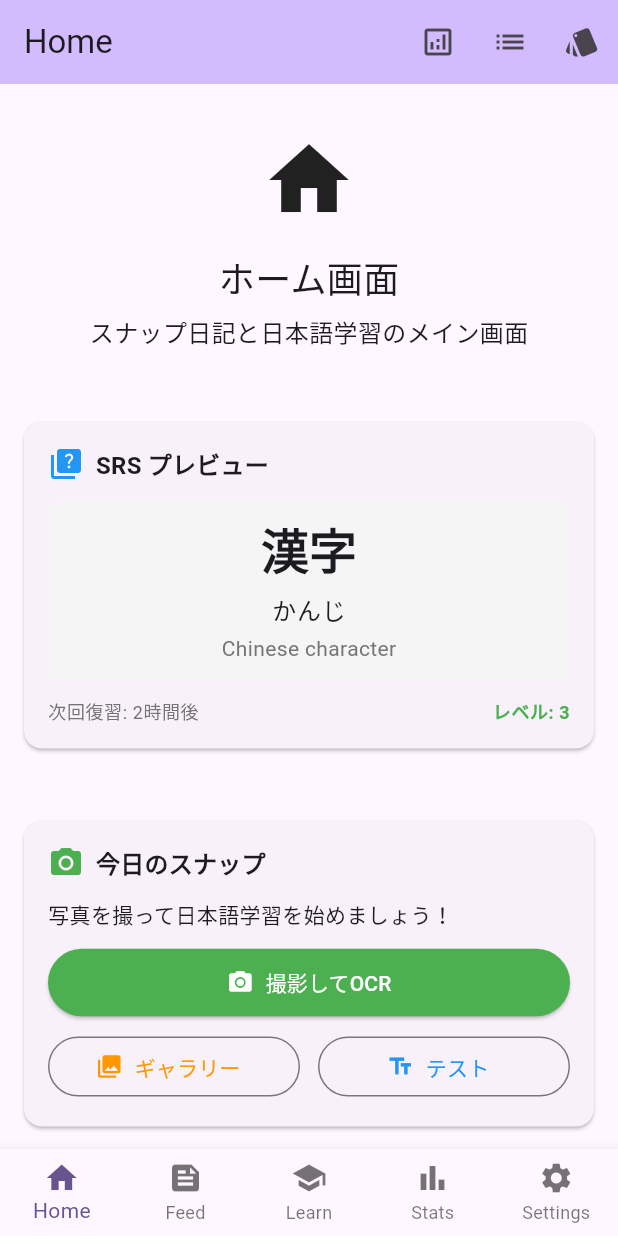
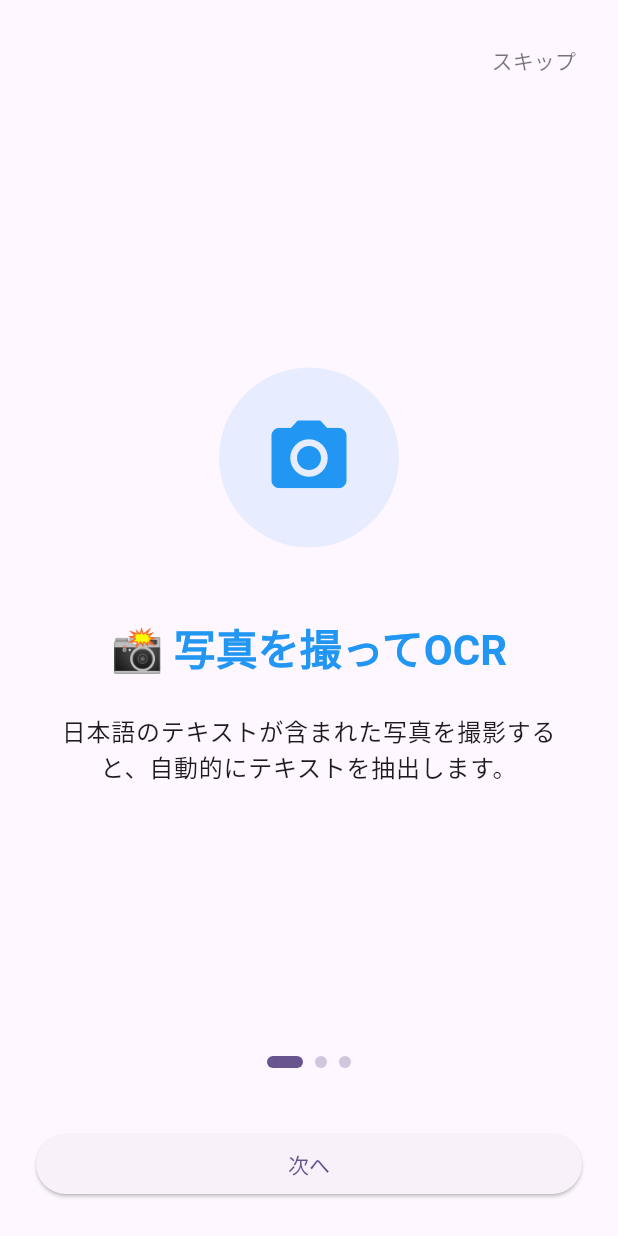
Before and after one commit to inami202rk-hub/snap_jp_learn_app, a Flutter app: the screen it shows after launch, on a phone screen of 412 x 824 dp. Run offline on Flutter 3.47's test engine with Material 3 defaults, Android fonts, the light colour scheme and no system bars; our stand-ins replace fl_chart, hive, hive_flutter, image_picker, permission_handler, shared_preferences and 1 more; missing offline and left inert: google_mlkit_text_recognition; accounts and stored records are empty.

Commit message:
feat: implement onboarding and tips system (PR-15)
- Add showcaseview dependency for interactive tips
- Create OnboardingService for state management with SharedPreferences
- Implement OnboardingPage with 3-step guided tour:
  - Photo capture and OCR
  - Learning card creation
  - SRS learning and statistics
- Add TipsWidget for contextual help with ShowCaseView
- Integrate onboarding flow in AppInitializer
- Add tips to HomePage camera button and StatsPage title
- Implement comprehensive test coverage for onboarding and tips
- Ensure proper state persistence and user experience

```diff
--- a/lib/app.dart
+++ b/lib/app.dart
@@ -1,12 +1,15 @@
 import 'package:flutter/material.dart';
 import 'package:provider/provider.dart';
+import 'package:showcaseview/showcaseview.dart';
 import 'features/settings/services/settings_service.dart';
 import 'pages/home_page.dart';
 import 'pages/feed_page.dart';
 import 'pages/learn_page.dart';
 import 'pages/stats_page.dart';
 import 'pages/settings_page.dart';
+import 'pages/onboarding_page.dart';
 import 'services/stats_service.dart';
+import 'services/onboarding_service.dart';
 import 'repositories/srs_repository.dart';
 import 'repositories/srs_repository_impl.dart';
 import 'repositories/post_repository.dart';
@@ -47,8 +50,57 @@ class SnapJpLearnApp extends StatelessWidget {
           colorScheme: ColorScheme.fromSeed(seedColor: Colors.deepPurple),
           useMaterial3: true,
         ),
-        home: const MainNavigationPage(),
+        home: const AppInitializer(),
       ),
+    );
+  }
+}
+
+/// アプリの初期化とオンボーディング判定を行うウィジェット
+class AppInitializer extends StatefulWidget {
+  const AppInitializer({super.key});
+
+  @override
+  State<AppInitializer> createState() => _AppInitializerState();
+}
+
+class _AppInitializerState extends State<AppInitializer> {
+  bool _isLoading = true;
+  bool _showOnboarding = false;
+
+  @override
+  void initState() {
+    super.initState();
+    _checkOnboardingStatus();
+  }
+
+  Future<void> _checkOnboardingStatus() async {
+    final isCompleted = await OnboardingService.isOnboardingCompleted();
+
+    if (mounted) {
+      setState(() {
+        _showOnboarding = !isCompleted;
+        _isLoading = false;
+      });
+    }
+  }
+
+  @override
+  Widget build(BuildContext context) {
+    if (_isLoading) {
+      return const Scaffold(
+        body: Center(
+          child: CircularProgressIndicator(),
+        ),
+      );
+    }
+
+    if (_showOnboarding) {
+      return const OnboardingPage();
+    }
+
+    return ShowCaseWidget(
+      builder: (context) => const MainNavigationPage(),
     );
   }
 }
--- a/lib/pages/home_page.dart
+++ b/lib/pages/home_page.dart
@@ -4,6 +4,7 @@ import 'package:provider/provider.dart';
 import 'package:image_picker/image_picker.dart';
 import '../features/settings/services/settings_service.dart';
 import '../widgets/srs_preview_card.dart';
+import '../widgets/tips_widget.dart';
 import '../services/ocr_service.dart';
 import '../services/ocr_service_mlkit.dart';
 import '../services/camera_permission_service.dart';
@@ -353,7 +354,13 @@ class _HomePageState extends State<HomePage> {
                         const Text('写真を撮って日本語学習を始めましょう！'),
                         const SizedBox(height: 12),
                         // メインの撮影ボタン
-                        SizedBox(
+                        TipsWidget(
+                          tipKey: 'home_camera_button',
+                          title: '📸 写真を撮ってOCR',
+                          description: 'このボタンから写真を撮影して、日本語のテキストを自動抽出できます。',
+                          globalKey:
+                              TipsHelper.getGlobalKey('home_camera_button'),
+                          child: SizedBox(
                             width: double.infinity,
                             child: ElevatedButton.icon(
                               onPressed: () => _captureAndOcr(context),
@@ -362,7 +369,9 @@ class _HomePageState extends State<HomePage> {
                               style: ElevatedButton.styleFrom(
                                 backgroundColor: Colors.green,
                                 foregroundColor: Colors.white,
-                              padding: const EdgeInsets.symmetric(vertical: 12),
+                                padding:
+                                    const EdgeInsets.symmetric(vertical: 12),
+                              ),
                             ),
                           ),
                         ),
--- /dev/null
+++ b/lib/pages/onboarding_page.dart
@@ -0,0 +1,239 @@
+import 'package:flutter/material.dart';
+import '../services/onboarding_service.dart';
+
+class OnboardingPage extends StatefulWidget {
+  const OnboardingPage({super.key});
+
+  @override
+  State<OnboardingPage> createState() => _OnboardingPageState();
+}
+
+class _OnboardingPageState extends State<OnboardingPage> {
+  final PageController _pageController = PageController();
+  int _currentPage = 0;
+
+  final List<OnboardingStep> _steps = [
+    OnboardingStep(
+      title: '📸 写真を撮ってOCR',
+      description: '日本語のテキストが含まれた写真を撮影すると、自動的にテキストを抽出します。',
+      icon: Icons.camera_alt,
+      color: Colors.blue,
+    ),
+    OnboardingStep(
+      title: '📝 学習カードを作成',
+      description: '抽出したテキストから重要な単語やフレーズを選んで、学習カードを作成できます。',
+      icon: Icons.style,
+      color: Colors.green,
+    ),
+    OnboardingStep(
+      title: '📊 SRSで継続学習',
+      description: 'スペースドリピティションシステムで効率的に学習し、統計で進捗を確認できます。',
+      icon: Icons.trending_up,
+      color: Colors.orange,
+    ),
+  ];
+
+  @override
+  Widget build(BuildContext context) {
+    return Scaffold(
+      backgroundColor: Theme.of(context).colorScheme.surface,
+      body: SafeArea(
+        child: Column(
+          children: [
+            // スキップボタン
+            Padding(
+              padding: const EdgeInsets.all(16),
+              child: Row(
+                mainAxisAlignment: MainAxisAlignment.end,
+                children: [
+                  TextButton(
+                    onPressed: _skipOnboarding,
+                    child: Text(
+                      'スキップ',
+                      style: TextStyle(
+                        color: Theme.of(context)
+                            .colorScheme
+                            .onSurface
+                            .withOpacity(0.6),
+                      ),
+                    ),
+                  ),
+                ],
+              ),
+            ),
+
+            // ページビュー
+            Expanded(
+              child: PageView.builder(
+                controller: _pageController,
+                onPageChanged: (index) {
+                  setState(() {
+                    _currentPage = index;
+                  });
+                },
+                itemCount: _steps.length,
+                itemBuilder: (context, index) {
+                  return _buildOnboardingStep(_steps[index]);
+                },
+              ),
+            ),
+
+            // ページインジケーター
+            Padding(
+              padding: const EdgeInsets.symmetric(vertical: 16),
+              child: Row(
+                mainAxisAlignment: MainAxisAlignment.center,
+                children: List.generate(
+                  _steps.length,
+                  (index) => _buildPageIndicator(index),
+                ),
+              ),
+            ),
+
+            // ナビゲーションボタン
+            Padding(
+              padding: const EdgeInsets.all(24),
+              child: Row(
+                children: [
+                  if (_currentPage > 0)
+                    Expanded(
+                      child: OutlinedButton(
+                        onPressed: _previousPage,
+                        child: const Text('戻る'),
+                      ),
+                    ),
+                  if (_currentPage > 0) const SizedBox(width: 16),
+                  Expanded(
+                    flex: 2,
+                    child: ElevatedButton(
+                      onPressed: _currentPage == _steps.length - 1
+                          ? _completeOnboarding
+                          : _nextPage,
+                      child: Text(
+                        _currentPage == _steps.length - 1 ? 'はじめる' : '次へ',
+                      ),
+                    ),
+                  ),
+                ],
+              ),
+            ),
+          ],
+        ),
+      ),
+    );
+  }
+
+  Widget _buildOnboardingStep(OnboardingStep step) {
+    return Padding(
+      padding: const EdgeInsets.symmetric(horizontal: 32),
+      child: Column(
+        mainAxisAlignment: MainAxisAlignment.center,
+        children: [
+          // アイコン
+          Container(
+            width: 120,
+            height: 120,
+            decoration: BoxDecoration(
+              color: step.color.withOpacity(0.1),
+              shape: BoxShape.circle,
+            ),
+            child: Icon(
+              step.icon,
+              size: 60,
+              color: step.color,
+            ),
+          ),
+
+          const SizedBox(height: 48),
+
+          // タイトル
+          Text(
+            step.title,
+            style: Theme.of(context).textTheme.headlineMedium?.copyWith(
+                  fontWeight: FontWeight.bold,
+                  color: step.color,
+                ),
+            textAlign: TextAlign.center,
+          ),
+
+          const SizedBox(height: 24),
+
+          // 説明文
+          Text(
+            step.description,
+            style: Theme.of(context).textTheme.bodyLarge?.copyWith(
+                  height: 1.5,
+                ),
+            textAlign: TextAlign.center,
+          ),
+        ],
+      ),
+    );
+  }
+
+  Widget _buildPageIndicator(int index) {
+    return Container(
+      margin: const EdgeInsets.symmetric(horizontal: 4),
+      width: _currentPage == index ? 24 : 8,
+      height: 8,
+      decoration: BoxDecoration(
+        color: _currentPage == index
+            ? Theme.of(context).colorScheme.primary
+            : Theme.of(context).colorScheme.primary.withOpacity(0.3),
+        borderRadius: BorderRadius.circular(4),
+      ),
+    );
+  }
+
+  void _nextPage() {
+    if (_currentPage < _steps.length - 1) {
+      _pageController.nextPage(
+        duration: const Duration(milliseconds: 300),
+        curve: Curves.easeInOut,
+      );
+    }
+  }
+
+  void _previousPage() {
+    if (_currentPage > 0) {
+      _pageController.previousPage(
+        duration: const Duration(milliseconds: 300),
+        curve: Curves.easeInOut,
+      );
+    }
+  }
+
+  void _skipOnboarding() async {
+    await OnboardingService.markOnboardingCompleted();
+    if (mounted) {
+      Navigator.of(context).pushReplacementNamed('/');
+    }
+  }
+
+  void _completeOnboarding() async {
+    await OnboardingService.markOnboardingCompleted();
+    if (mounted) {
+      Navigator.of(context).pushReplacementNamed('/');
+    }
+  }
+
+  @override
+  void dispose() {
+    _pageController.dispose();
+    super.dispose();
+  }
+}
+
+class OnboardingStep {
+  final String title;
+  final String description;
+  final IconData icon;
+  final Color color;
+
+  const OnboardingStep({
+    required this.title,
+    required this.description,
+    required this.icon,
+    required this.color,
+  });
+}
--- a/lib/pages/stats_page.dart
+++ b/lib/pages/stats_page.dart
@@ -2,6 +2,7 @@ import 'package:flutter/material.dart';
 import 'package:provider/provider.dart';
 import 'package:fl_chart/fl_chart.dart';
 import '../services/stats_service.dart';
+import '../widgets/tips_widget.dart';
 
 class StatsPage extends StatefulWidget {
   const StatsPage({super.key});
@@ -24,7 +25,13 @@ class _StatsPageState extends State<StatsPage> {
   Widget build(BuildContext context) {
     return Scaffold(
       appBar: AppBar(
-        title: const Text('学習統計'),
+        title: TipsWidget(
+          tipKey: 'stats_page_title',
+          title: '📊 学習統計',
+          description: 'ここで学習の進捗を確認できます。グラフで視覚的に学習状況を把握しましょう。',
+          globalKey: TipsHelper.getGlobalKey('stats_page_title'),
+          child: const Text('学習統計'),
+        ),
         backgroundColor: Theme.of(context).colorScheme.inversePrimary,
       ),
       body: FutureBuilder<LearningStats>(
--- /dev/null
+++ b/lib/services/onboarding_service.dart
@@ -0,0 +1,48 @@
+import 'package:shared_preferences/shared_preferences.dart';
+
+/// オンボーディングとTipsの表示状態を管理するサービス
+class OnboardingService {
+  static const String _onboardingCompletedKey = 'onboarding_completed';
+  static const String _tipsShownKey = 'tips_shown';
+
+  /// オンボーディングが完了しているかチェック
+  static Future<bool> isOnboardingCompleted() async {
+    final prefs = await SharedPreferences.getInstance();
+    return prefs.getBool(_onboardingCompletedKey) ?? false;
+  }
+
+  /// オンボーディング完了をマーク
+  static Future<void> markOnboardingCompleted() async {
+    final prefs = await SharedPreferences.getInstance();
+    await prefs.setBool(_onboardingCompletedKey, true);
+  }
+
+  /// 特定のTipsが表示済みかチェック
+  static Future<bool> isTipShown(String tipKey) async {
+    final prefs = await SharedPreferences.getInstance();
+    return prefs.getBool('${_tipsShownKey}_$tipKey') ?? false;
+  }
+
+  /// Tips表示済みをマーク
+  static Future<void> markTipShown(String tipKey) async {
+    final prefs = await SharedPreferences.getInstance();
+    await prefs.setBool('${_tipsShownKey}_$tipKey', true);
+  }
+
+  /// 全てのTips表示状態をリセット（デバッグ用）
+  static Future<void> resetAllTips() async {
+    final prefs = await SharedPreferences.getInstance();
+    final keys = prefs.getKeys();
+    for (final key in keys) {
+      if (key.startsWith(_tipsShownKey)) {
+        await prefs.remove(key);
+      }
+    }
+  }
+
+  /// オンボーディング状態をリセット（デバッグ用）
+  static Future<void> resetOnboarding() async {
+    final prefs = await SharedPreferences.getInstance();
+    await prefs.remove(_onboardingCompletedKey);
+  }
+}
--- a/pubspec.yaml
+++ b/pubspec.yaml
@@ -46,6 +46,7 @@ dependencies:
   path_provider: ^2.1.1
   uuid: ^4.2.1
   fl_chart: ^0.68.0
+  showcaseview: ^3.0.0
 
 dev_dependencies:
   flutter_test:
```
Also changed, not shown: lib/widgets/tips_widget.dart (added, +99 -0 lines), pubspec.lock, 2 other files. Lines whose indentation alone changed are shown as unchanged.
